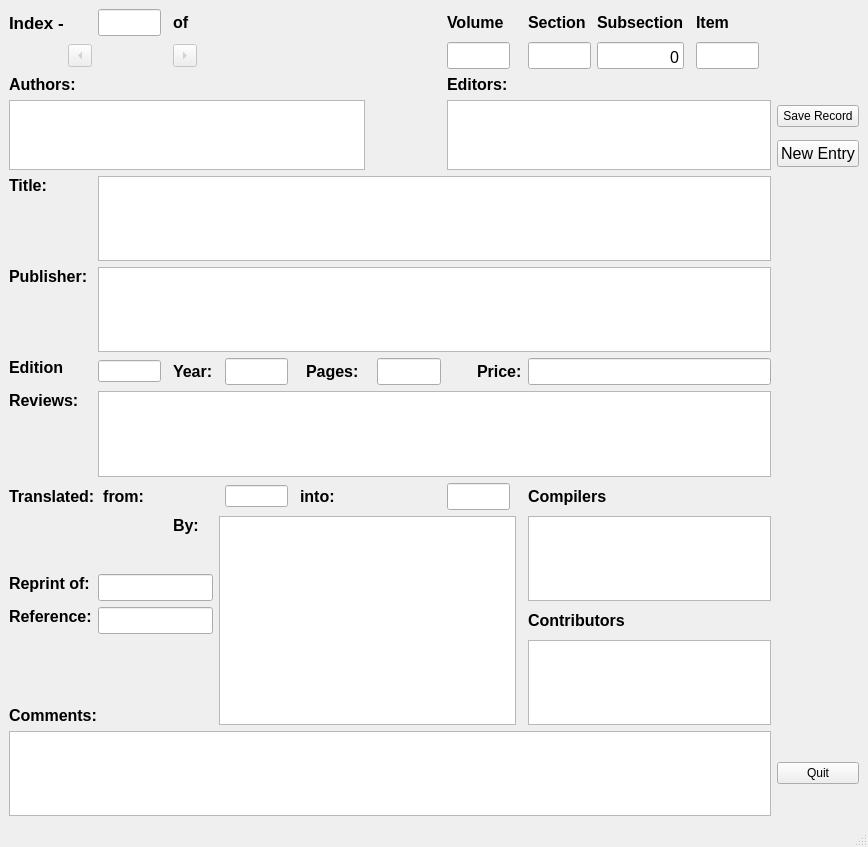
This is Books20/Tools/src/ui_BookEntry.ui in JimFowler/books as Qt 5 draws it before an edit. The edited form follows.
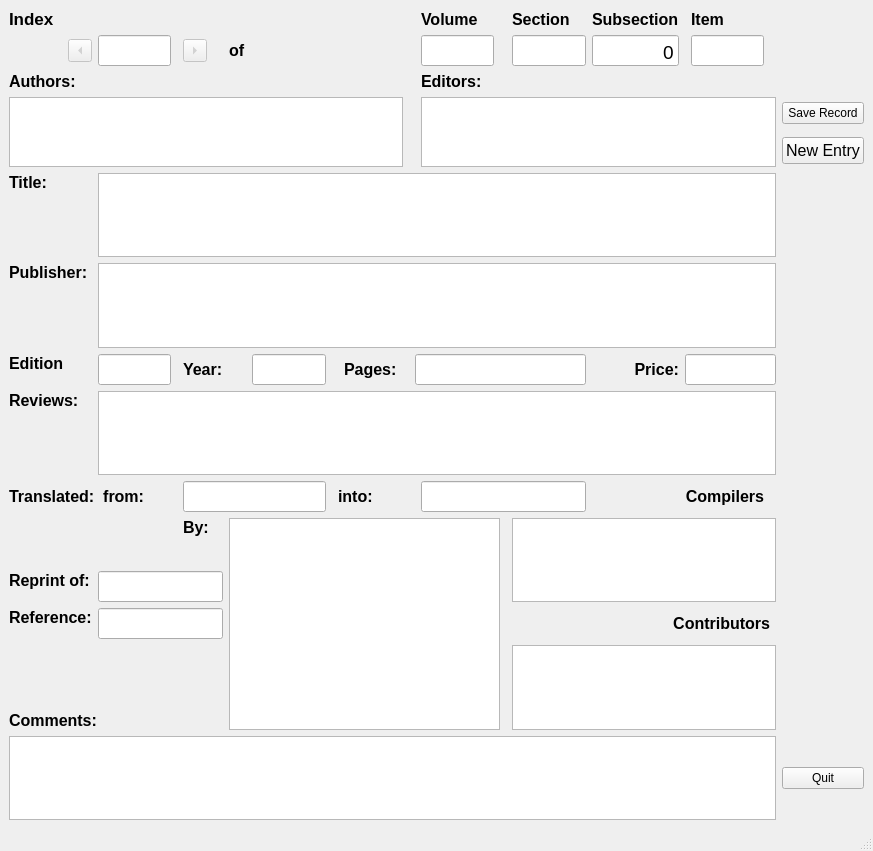
This is the edited form.

What changed in the file:
```diff
--- a/Books20/Tools/src/ui_BookEntry.ui
+++ b/Books20/Tools/src/ui_BookEntry.ui
@@ -6,8 +6,8 @@
    <rect>
     <x>0</x>
     <y>0</y>
-    <width>868</width>
-    <height>847</height>
+    <width>873</width>
+    <height>851</height>
    </rect>
   </property>
   <property name="windowTitle">
@@ -19,7 +19,7 @@
      <widget class="QTextEdit" name="titleEntry">
       <property name="font">
        <font>
-        <pointsize>12</pointsize>
+        <pointsize>14</pointsize>
        </font>
       </property>
       <property name="toolTip">
@@ -34,7 +34,7 @@
      <widget class="QTextEdit" name="authorEntry">
       <property name="font">
        <font>
-        <pointsize>12</pointsize>
+        <pointsize>14</pointsize>
        </font>
       </property>
       <property name="toolTip">
@@ -59,20 +59,6 @@
       </property>
      </widget>
     </item>
-    <item row="0" column="3" colspan="2">
-     <widget class="QLabel" name="ofnumLabel">
-      <property name="font">
-       <font>
-        <pointsize>12</pointsize>
-        <weight>75</weight>
-        <bold>true</bold>
-       </font>
-      </property>
-      <property name="text">
-       <string>of</string>
-      </property>
-     </widget>
-    </item>
     <item row="15" column="15" colspan="5">
      <widget class="QLabel" name="contribLabel">
       <property name="font">
@@ -85,22 +71,8 @@
       <property name="text">
        <string>Contributors</string>
       </property>
-     </widget>
-    </item>
-    <item row="12" column="0" colspan="4">
-     <widget class="QLabel" name="translateLabel">
-      <property name="font">
-       <font>
-        <pointsize>12</pointsize>
-        <weight>75</weight>
-        <bold>true</bold>
-       </font>
-      </property>
-      <property name="midLineWidth">
-       <number>2</number>
-      </property>
-      <property name="text">
-       <string>Translated:  from:</string>
+      <property name="alignment">
+       <set>Qt::AlignRight|Qt::AlignTrailing|Qt::AlignVCenter</set>
       </property>
      </widget>
     </item>
@@ -108,7 +80,7 @@
      <widget class="QTextEdit" name="publEntry">
       <property name="font">
        <font>
-        <pointsize>12</pointsize>
+        <pointsize>14</pointsize>
        </font>
       </property>
       <property name="toolTip">
@@ -167,13 +139,6 @@
       </property>
      </widget>
     </item>
-    <item row="12" column="5">
-     <widget class="QLineEdit" name="fromlangEntry">
-      <property name="toolTip">
-       <string>Language the work as translated out of</string>
-      </property>
-     </widget>
-    </item>
     <item row="16" column="0" colspan="2">
      <widget class="QLabel" name="commentsLabel">
       <property name="font">
@@ -195,7 +160,7 @@
      <widget class="QTextEdit" name="contribEntry">
       <property name="font">
        <font>
-        <pointsize>12</pointsize>
+        <pointsize>14</pointsize>
        </font>
       </property>
       <property name="toolTip">
@@ -219,38 +184,7 @@
        <string>Index number with in the file</string>
       </property>
       <property name="text">
-       <string>Index -</string>
-      </property>
-     </widget>
-    </item>
-    <item row="10" column="12" colspan="3" alignment="Qt::AlignRight">
-     <widget class="QLabel" name="priceLabel">
-      <property name="font">
-       <font>
-        <pointsize>12</pointsize>
-        <weight>75</weight>
-        <bold>true</bold>
-       </font>
-      </property>
-      <property name="text">
-       <string>Price:</string>
-      </property>
-     </widget>
-    </item>
-    <item row="11" column="0">
-     <widget class="QLabel" name="reviewsLabel">
-      <property name="font">
-       <font>
-        <pointsize>12</pointsize>
-        <weight>75</weight>
-        <bold>true</bold>
-       </font>
-      </property>
-      <property name="text">
-       <string>Reviews:</string>
-      </property>
-      <property name="alignment">
-       <set>Qt::AlignLeading|Qt::AlignLeft|Qt::AlignTop</set>
+       <string>Index</string>
       </property>
      </widget>
     </item>
@@ -258,7 +192,7 @@
      <widget class="QTextEdit" name="reviewsEntry">
       <property name="font">
        <font>
-        <pointsize>12</pointsize>
+        <pointsize>14</pointsize>
        </font>
       </property>
       <property name="toolTip">
@@ -269,8 +203,8 @@
       </property>
      </widget>
     </item>
-    <item row="12" column="15" colspan="4">
-     <widget class="QLabel" name="compilersLabel">
+    <item row="11" column="0">
+     <widget class="QLabel" name="reviewsLabel">
       <property name="font">
        <font>
         <pointsize>12</pointsize>
@@ -279,7 +213,28 @@
        </font>
       </property>
       <property name="text">
-       <string>Compilers</string>
+       <string>Reviews:</string>
+      </property>
+      <property name="alignment">
+       <set>Qt::AlignLeading|Qt::AlignLeft|Qt::AlignTop</set>
+      </property>
+     </widget>
+    </item>
+    <item row="1" column="15">
+     <widget class="QLineEdit" name="secNum">
+      <property name="font">
+       <font>
+        <pointsize>14</pointsize>
+       </font>
+      </property>
+      <property name="toolTip">
+       <string>AJB Section number</string>
+      </property>
+      <property name="text">
+       <string/>
+      </property>
+      <property name="alignment">
+       <set>Qt::AlignBottom|Qt::AlignRight|Qt::AlignTrailing</set>
       </property>
      </widget>
     </item>
@@ -287,7 +242,7 @@
      <widget class="QTextEdit" name="compilersEntry">
       <property name="font">
        <font>
-        <pointsize>12</pointsize>
+        <pointsize>14</pointsize>
        </font>
       </property>
       <property name="toolTip">
@@ -302,7 +257,7 @@
      <widget class="QTextEdit" name="commentsEntry">
       <property name="font">
        <font>
-        <pointsize>12</pointsize>
+        <pointsize>14</pointsize>
        </font>
       </property>
       <property name="toolTip">
@@ -354,18 +309,6 @@
       </property>
      </widget>
     </item>
-    <item row="12" column="12">
-     <widget class="QLineEdit" name="tolangEntry">
-      <property name="font">
-       <font>
-        <pointsize>12</pointsize>
-       </font>
-      </property>
-      <property name="toolTip">
-       <string>The language of this work.</string>
-      </property>
-     </widget>
-    </item>
     <item row="0" column="18">
      <widget class="QLabel" name="itemLabel">
       <property name="font">
@@ -411,26 +354,11 @@
       </property>
      </widget>
     </item>
-    <item row="10" column="15" colspan="6">
-     <widget class="QLineEdit" name="priceEntry">
-      <property name="font">
-       <font>
-        <pointsize>12</pointsize>
-       </font>
-      </property>
-      <property name="toolTip">
-       <string>Cost at time of review</string>
-      </property>
-      <property name="alignment">
-       <set>Qt::AlignBottom|Qt::AlignLeading|Qt::AlignLeft</set>
-      </property>
-     </widget>
-    </item>
     <item row="6" column="12" rowspan="2" colspan="9">
      <widget class="QTextEdit" name="editorEntry">
       <property name="font">
        <font>
-        <pointsize>12</pointsize>
+        <pointsize>14</pointsize>
        </font>
       </property>
       <property name="toolTip">
@@ -458,64 +386,6 @@
       </property>
      </widget>
     </item>
-    <item row="1" column="0" alignment="Qt::AlignRight">
-     <widget class="QToolButton" name="prevButton">
-      <property name="enabled">
-       <bool>false</bool>
-      </property>
-      <property name="focusPolicy">
-       <enum>Qt::ClickFocus</enum>
-      </property>
-      <property name="toolTip">
-       <string>Previous record</string>
-      </property>
-      <property name="text">
-       <string>...</string>
-      </property>
-      <property name="arrowType">
-       <enum>Qt::LeftArrow</enum>
-      </property>
-     </widget>
-    </item>
-    <item row="1" column="3">
-     <widget class="QToolButton" name="nextButton">
-      <property name="enabled">
-       <bool>false</bool>
-      </property>
-      <property name="focusPolicy">
-       <enum>Qt::ClickFocus</enum>
-      </property>
-      <property name="toolTip">
-       <string>Next record</string>
-      </property>
-      <property name="text">
-       <string>...</string>
-      </property>
-      <property name="arrowType">
-       <enum>Qt::RightArrow</enum>
-      </property>
-     </widget>
-    </item>
-    <item row="0" column="1">
-     <widget class="QLineEdit" name="indexEntry">
-      <property name="font">
-       <font>
-        <pointsize>12</pointsize>
-        <weight>50</weight>
-        <bold>false</bold>
-       </font>
-      </property>
-      <property name="toolTip">
-       <string>Index number of the current entry</string>
-      </property>
-      <property name="maxLength">
-       <number>3</number>
-      </property>
-      <property name="alignment">
-       <set>Qt::AlignRight|Qt::AlignTrailing|Qt::AlignVCenter</set>
-      </property>
-     </widget>
-    </item>
     <item row="13" column="3">
      <widget class="QLabel" name="translatebyLabel">
       <property name="font">
@@ -537,7 +407,7 @@
      <widget class="QTextEdit" name="translatorEntry">
       <property name="font">
        <font>
-        <pointsize>12</pointsize>
+        <pointsize>14</pointsize>
        </font>
       </property>
       <property name="toolTip">
@@ -552,7 +422,7 @@
      <widget class="QLineEdit" name="volNum">
       <property name="font">
        <font>
-        <pointsize>12</pointsize>
+        <pointsize>14</pointsize>
        </font>
       </property>
       <property name="toolTip">
@@ -569,29 +439,11 @@
       </property>
      </widget>
     </item>
-    <item row="1" column="15">
-     <widget class="QLineEdit" name="secNum">
-      <property name="font">
-       <font>
-        <pointsize>12</pointsize>
-       </font>
-      </property>
-      <property name="toolTip">
-       <string>AJB Section number</string>
-      </property>
-      <property name="text">
-       <string/>
-      </property>
-      <property name="alignment">
-       <set>Qt::AlignBottom|Qt::AlignRight|Qt::AlignTrailing</set>
-      </property>
-     </widget>
-    </item>
     <item row="1" column="16">
      <widget class="QLineEdit" name="subSecNum">
       <property name="font">
        <font>
-        <pointsize>12</pointsize>
+        <pointsize>14</pointsize>
        </font>
       </property>
       <property name="toolTip">
@@ -609,7 +461,7 @@
      <widget class="QLineEdit" name="itemNum">
       <property name="font">
        <font>
-        <pointsize>12</pointsize>
+        <pointsize>14</pointsize>
        </font>
       </property>
       <property name="toolTip">
@@ -640,21 +492,6 @@
       </property>
      </widget>
     </item>
-    <item row="10" column="11">
-     <widget class="QLineEdit" name="pageEntry">
-      <property name="font">
-       <font>
-        <pointsize>12</pointsize>
-       </font>
-      </property>
-      <property name="toolTip">
-       <string>Page count</string>
-      </property>
-      <property name="alignment">
-       <set>Qt::AlignBottom|Qt::AlignLeading|Qt::AlignLeft</set>
-      </property>
-     </widget>
-    </item>
     <item row="10" column="8">
      <widget class="QLabel" name="pageLabel">
       <property name="font">
@@ -673,7 +510,7 @@
      <widget class="QLineEdit" name="yearEntry">
       <property name="font">
        <font>
-        <pointsize>12</pointsize>
+        <pointsize>14</pointsize>
        </font>
       </property>
       <property name="toolTip">
@@ -686,6 +523,11 @@
     </item>
     <item row="10" column="1">
      <widget class="QLineEdit" name="editionEntry">
+      <property name="font">
+       <font>
+        <pointsize>14</pointsize>
+       </font>
+      </property>
       <property name="alignment">
        <set>Qt::AlignLeading|Qt::AlignLeft|Qt::AlignTop</set>
       </property>
@@ -748,6 +590,15 @@
       </property>
      </widget>
     </item>
+    <item row="15" column="1" colspan="3">
+     <widget class="QLineEdit" name="referenceEntry">
+      <property name="font">
+       <font>
+        <pointsize>14</pointsize>
+       </font>
+      </property>
+     </widget>
+    </item>
     <item row="15" column="0">
      <widget class="QLabel" name="referenceLabel">
       <property name="font">
@@ -769,17 +620,185 @@
      <widget class="QLineEdit" name="reprintEntry">
       <property name="font">
        <font>
+        <pointsize>14</pointsize>
+       </font>
+      </property>
+     </widget>
+    </item>
+    <item row="1" column="3">
+     <widget class="QToolButton" name="nextButton">
+      <property name="enabled">
+       <bool>false</bool>
+      </property>
+      <property name="focusPolicy">
+       <enum>Qt::ClickFocus</enum>
+      </property>
+      <property name="toolTip">
+       <string>Next record</string>
+      </property>
+      <property name="text">
+       <string>...</string>
+      </property>
+      <property name="arrowType">
+       <enum>Qt::RightArrow</enum>
+      </property>
+     </widget>
+    </item>
+    <item row="1" column="0" alignment="Qt::AlignRight">
+     <widget class="QToolButton" name="prevButton">
+      <property name="enabled">
+       <bool>false</bool>
+      </property>
+      <property name="focusPolicy">
+       <enum>Qt::ClickFocus</enum>
+      </property>
+      <property name="toolTip">
+       <string>Previous record</string>
+      </property>
+      <property name="text">
+       <string>...</string>
+      </property>
+      <property name="arrowType">
+       <enum>Qt::LeftArrow</enum>
+      </property>
+     </widget>
+    </item>
+    <item row="1" column="1">
+     <widget class="QLineEdit" name="indexEntry">
+      <property name="font">
+       <font>
+        <pointsize>14</pointsize>
+        <weight>50</weight>
+        <bold>false</bold>
+       </font>
+      </property>
+      <property name="toolTip">
+       <string>Index number of the current entry</string>
+      </property>
+      <property name="maxLength">
+       <number>3</number>
+      </property>
+      <property name="alignment">
+       <set>Qt::AlignRight|Qt::AlignTrailing|Qt::AlignVCenter</set>
+      </property>
+     </widget>
+    </item>
+    <item row="1" column="4">
+     <widget class="QLabel" name="ofnumLabel">
+      <property name="font">
+       <font>
         <pointsize>12</pointsize>
+        <weight>75</weight>
+        <bold>true</bold>
        </font>
       </property>
+      <property name="text">
+       <string>of</string>
+      </property>
      </widget>
     </item>
-    <item row="15" column="1" colspan="3">
-     <widget class="QLineEdit" name="referenceEntry">
+    <item row="10" column="17" colspan="4">
+     <widget class="QLineEdit" name="priceEntry">
       <property name="font">
        <font>
+        <pointsize>14</pointsize>
+       </font>
+      </property>
+      <property name="toolTip">
+       <string>Cost at time of review</string>
+      </property>
+      <property name="alignment">
+       <set>Qt::AlignBottom|Qt::AlignLeading|Qt::AlignLeft</set>
+      </property>
+     </widget>
+    </item>
+    <item row="10" column="16">
+     <widget class="QLabel" name="priceLabel">
+      <property name="font">
+       <font>
         <pointsize>12</pointsize>
+        <weight>75</weight>
+        <bold>true</bold>
        </font>
+      </property>
+      <property name="text">
+       <string>Price:</string>
+      </property>
+      <property name="alignment">
+       <set>Qt::AlignRight|Qt::AlignTrailing|Qt::AlignVCenter</set>
+      </property>
+     </widget>
+    </item>
+    <item row="10" column="11" colspan="5">
+     <widget class="QLineEdit" name="pageEntry">
+      <property name="font">
+       <font>
+        <pointsize>14</pointsize>
+       </font>
+      </property>
+      <property name="toolTip">
+       <string>Page count</string>
+      </property>
+      <property name="alignment">
+       <set>Qt::AlignBottom|Qt::AlignLeading|Qt::AlignLeft</set>
+      </property>
+     </widget>
+    </item>
+    <item row="12" column="0" colspan="3">
+     <widget class="QLabel" name="translateLabel">
+      <property name="font">
+       <font>
+        <pointsize>12</pointsize>
+        <weight>75</weight>
+        <bold>true</bold>
+       </font>
+      </property>
+      <property name="midLineWidth">
+       <number>2</number>
+      </property>
+      <property name="text">
+       <string>Translated:  from:</string>
+      </property>
+     </widget>
+    </item>
+    <item row="12" column="3" colspan="3">
+     <widget class="QLineEdit" name="fromlangEntry">
+      <property name="font">
+       <font>
+        <pointsize>14</pointsize>
+       </font>
+      </property>
+      <property name="toolTip">
+       <string>Language the work as translated out of</string>
+      </property>
+     </widget>
+    </item>
+    <item row="12" column="16" colspan="3">
+     <widget class="QLabel" name="compilersLabel">
+      <property name="font">
+       <font>
+        <pointsize>12</pointsize>
+        <weight>75</weight>
+        <bold>true</bold>
+       </font>
+      </property>
+      <property name="text">
+       <string>Compilers</string>
+      </property>
+      <property name="alignment">
+       <set>Qt::AlignRight|Qt::AlignTrailing|Qt::AlignVCenter</set>
+      </property>
+     </widget>
+    </item>
+    <item row="12" column="12" colspan="4">
+     <widget class="QLineEdit" name="tolangEntry">
+      <property name="font">
+       <font>
+        <pointsize>14</pointsize>
+       </font>
+      </property>
+      <property name="toolTip">
+       <string>The language of this work.</string>
       </property>
      </widget>
     </item>
```
Left out of the diff: 3 changed lines with no effect on the pictures.
